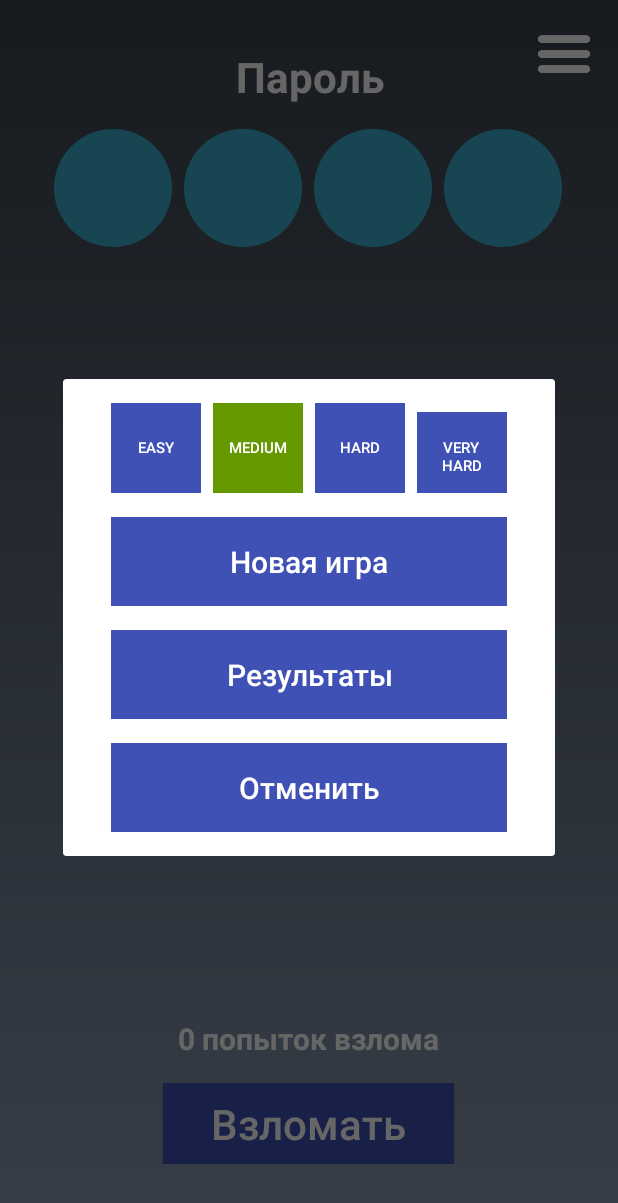
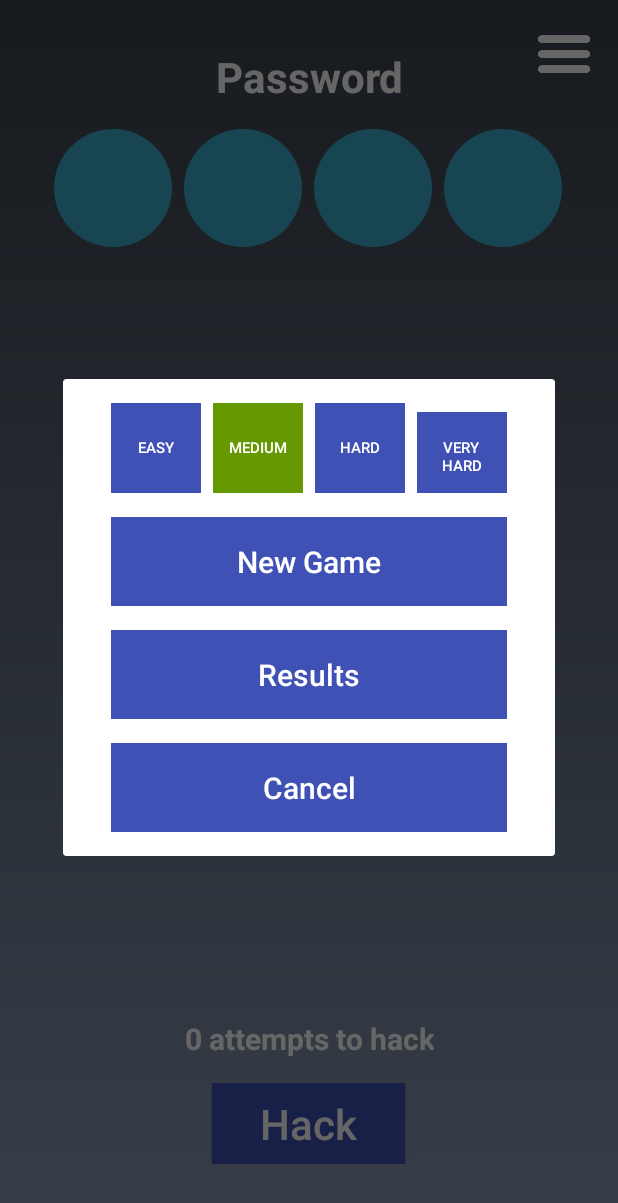
Before and after one commit to Teeeses/BreakPassword, an Android app: the screen it shows after launch (MainActivity), after a tap on an icon or button, on a phone screen of 412 x 824 dp. Shown: the top 1203 px of the screen. Run offline under Robolectric (Android 15) with nearby library versions, the phone set to English and light mode, and no system bars; 3 statements that could not run were skipped.

Commit message:
локализация

```diff
--- a/BreakPassword/app/build.gradle
+++ b/BreakPassword/app/build.gradle
@@ -7,8 +7,8 @@ android {
         applicationId "ru.explead.breakpassword"
         minSdkVersion 14
         targetSdkVersion 25
-        versionCode 2
-        versionName "1.1"
+        versionCode 3
+        versionName "1.2"
         testInstrumentationRunner "android.support.test.runner.AndroidJUnitRunner"
 
         multiDexEnabled true
--- a/BreakPassword/app/src/main/res/values-w820dp/dimens.xml
+++ b/BreakPassword/app/src/main/res/values-w820dp/dimens.xml
@@ -1,6 +1,36 @@
 <resources>
-    <!-- Example customization of dimensions originally defined in res/values/dimens.xml
-         (such as screen margins) for screens with more than 820dp of available width. This
-         would include 7" and 10" devices in landscape (~960dp and ~1280dp respectively). -->
-    <dimen name="activity_horizontal_margin">64dp</dimen>
+    <dimen name="standard_margin">16dp</dimen>
+    <dimen name="big_margin">32dp</dimen>
+    <dimen name="giant_margin">64dp</dimen>
+
+
+    <dimen name="more_standard_margin">24dp</dimen>
+    <dimen name="mini_margin">8dp</dimen>
+    <dimen name="radius">4dp</dimen>
+    <dimen name="big_text">28sp</dimen>
+    <dimen name="mini_text">10sp</dimen>
+    <dimen name="more_mini_text">13sp</dimen>
+    <dimen name="standard_text">16sp</dimen>
+    <dimen name="more_standard_text">20sp</dimen>
+    <dimen name="giant_text">40sp</dimen>
+
+    //Текст в клетках
+    <dimen name="text_level_easy">24sp</dimen>
+    <dimen name="text_level_medium">22sp</dimen>
+    <dimen name="text_level_hard">18sp</dimen>
+    <dimen name="text_level_very_hard">14sp</dimen>
+
+
+    <dimen name="company_name_text">52sp</dimen>
+    <dimen name="company_surname_text">46sp</dimen>
+
+    //Марнжины у клеток
+    <dimen name="level_margin_easy">6dp</dimen>
+    <dimen name="level_margin_medium">4dp</dimen>
+    <dimen name="level_margin_hard">2dp</dimen>
+    <dimen name="level_margin_very_hard">1dp</dimen>
+
+
+    <dimen name="height_line">1dp</dimen>
+    <dimen name="fat_height_line">2dp</dimen>
 </resources>
--- a/BreakPassword/app/src/main/res/values/dimens.xml
+++ b/BreakPassword/app/src/main/res/values/dimens.xml
@@ -15,10 +15,10 @@
     <dimen name="giant_text">40sp</dimen>
 
     //Текст в клетках
-    <dimen name="text_level_easy">24sp</dimen>
-    <dimen name="text_level_medium">22sp</dimen>
-    <dimen name="text_level_hard">18sp</dimen>
-    <dimen name="text_level_very_hard">14sp</dimen>
+    <dimen name="text_level_easy">22sp</dimen>
+    <dimen name="text_level_medium">20sp</dimen>
+    <dimen name="text_level_hard">16sp</dimen>
+    <dimen name="text_level_very_hard">12sp</dimen>
 
 
     <dimen name="company_name_text">52sp</dimen>
--- a/BreakPassword/app/src/main/res/values/strings.xml
+++ b/BreakPassword/app/src/main/res/values/strings.xml
@@ -1,47 +1,47 @@
 <resources>
-    <string name="app_name">Взломщик</string>
+    <string name="app_name">Hacker</string>
     <string name="company">Explead Studio</string>
 
-    <string name="onPlace">Цифр на местах: %d</string>
-    <string name="matches">Совпадений: %d</string>
-    <string name="password">Пароль</string>
-    <string name="hack">Взломать</string>
-    <string name="new_game">Новая игра</string>
-    <string name="restart">Новая игра</string>
-    <string name="cancel">Отменить</string>
-    <string name="cellIsEmpty">Клетки не заполнены</string>
-    <string name="changeValues">Поменяйте значения</string>
-    <string name="committedAttempts">%d попыток взлома</string>
+    <string name="onPlace">Figures on the spot: %d</string>
+    <string name="matches">Matches: %d</string>
+    <string name="password">Password</string>
+    <string name="hack">Hack</string>
+    <string name="new_game">New Game</string>
+    <string name="restart">New Game</string>
+    <string name="cancel">Cancel</string>
+    <string name="cellIsEmpty">Cells are empty</string>
+    <string name="changeValues">Change the numbers</string>
+    <string name="committedAttempts">%d attempts to hack</string>
 
 
-    <string name="best_result">Лучшие результаты</string>
-    <string name="results">Результаты</string>
-    <string name="easy_level">Легкий уровень: %d</string>
-    <string name="empty_easy_level">Легкий уровень: пусто</string>
-    <string name="medium_level">Средний уровень: %d</string>
-    <string name="empty_medium_level">Средний уровень: пусто</string>
-    <string name="hard_level">Сложный уровень: %d</string>
-    <string name="empty_hard_level">Сложный уровень: пусто</string>
-    <string name="very_hard_level">Очень сложный уровень: %d</string>
-    <string name="empty_very_hard_level">Очень сложный уровень: пусто</string>
+    <string name="best_result">The best results</string>
+    <string name="results">Results</string>
+    <string name="easy_level">Easy level: %d</string>
+    <string name="empty_easy_level">Easy level: empty</string>
+    <string name="medium_level">Average level: %d</string>
+    <string name="empty_medium_level">Average level: empty</string>
+    <string name="hard_level">Hard level: %d</string>
+    <string name="empty_hard_level">Hard level: empty</string>
+    <string name="very_hard_level">Very hard level: %d</string>
+    <string name="empty_very_hard_level">Very hard level: empty</string>
 
 
-    <string name="win_5">Какой же вы взломщик...Пятилетний ребенок и то справился бы быстрее!</string>
-    <string name="win_6">Вы справились, но ваши попытки были нечтожны, впрочем, как и вы сами...</string>
-    <string name="win_7">Кажется для вас это было слишком сложно, лучше отдайте телефон человеку поумнее!</string>
+    <string name="win_5">A child of five would do it faster!</string>
+    <string name="win_6">Your efforts were worthless as you are...</string>
+    <string name="win_7">Will you stop it? Just agree that you are stupid!</string>
 
 
-    <string name="win_1">Вы это серьезно? Один вопрос - как??? Как вы это сделали с одного раза? Вы мой герой!</string>
-    <string name="win_2">Это невероятно...У вас потрясающе развита интуиция, лишь единицы могут угадать пароль с %d раз!!</string>
+    <string name="win_1">You are a fucking genius!!!!</string>
+    <string name="win_2">You are a fucking genius!</string>
 
 
-    <string name="win_3">Это было шикарно! Сразу видно - за делом профи, а слабо улучшить свой результат?</string>
-    <string name="win_4">Вы приложили много усилий чтобы добиться такого результата, но, мне кажется, вы способны на большее</string>
+    <string name="win_3">Are you a professional?? It was probably difficult...</string>
+    <string name="win_4">It was cool, great, incredible...</string>
 
 
-    <string name="win_8">Это было достаточно долго, но не растраивайтесь, опыт приходит не сразу!</string>
-    <string name="win_9">Вам нужно больше тренироваться и вы улучшите свой результат</string>
-    <string name="win_10">Взломщиком вас назвать сложно, но не растраивайтесь, может вы человек хороший...</string>
+    <string name="win_8">It was a long, very bad!</string>
+    <string name="win_9">Train more to improve the result!</string>
+    <string name="win_10">You are not a hacker...</string>
 
-    <string name="win_0">Неплохо сыграно, но явно можно лучше!</string>
+    <string name="win_0">Well, but you can do better!</string>
 </resources>
```
Also changed, not shown: 2 other files.
